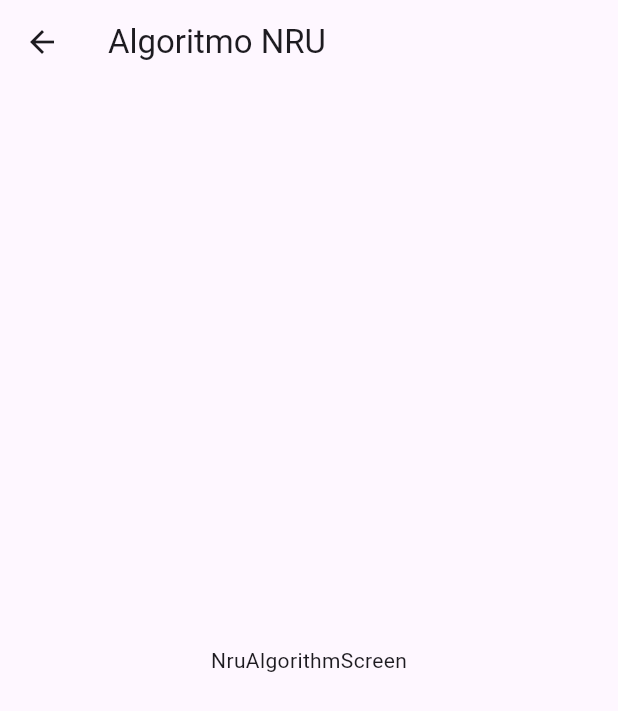
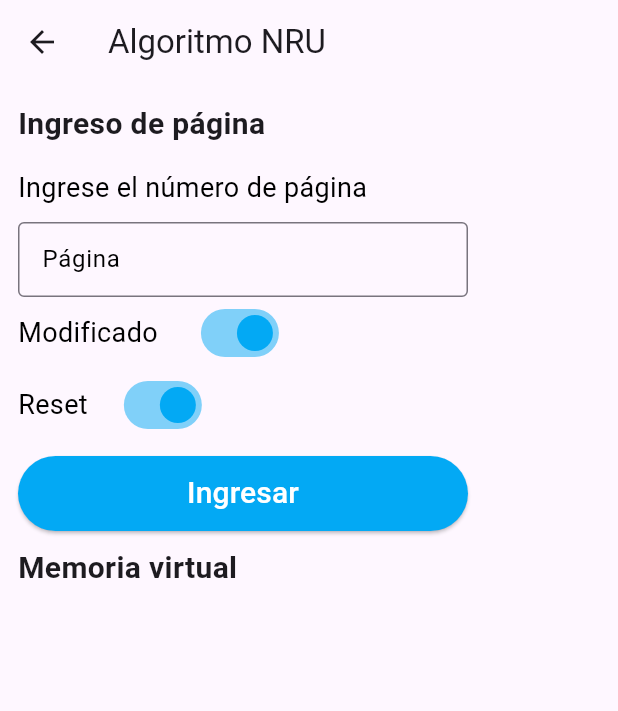
Before and after one commit to joseboba/memory-so-2, a Flutter app: the NruAlgorithmScreen screen opened directly, on a phone screen of 412 x 824 dp. Shown: the top 711 px of the screen. Run offline on Flutter 3.47's test engine with Material 3 defaults, Android fonts, the phone set to English and light mode, and no system bars; our stand-ins replace bloc, flutter_bloc, get_it, go_router.

Commit message:
Primer commit de NRU

```diff
--- /dev/null
+++ b/lib/domain/entities/nru_column.dart
@@ -0,0 +1,9 @@
+import './nru_element.dart';
+
+
+class NruColumn {
+  final List<NruElement> nruElements;
+
+  NruColumn({required this.nruElements});
+
+}
--- a/lib/main.dart
+++ b/lib/main.dart
@@ -2,6 +2,7 @@ import 'package:flutter/material.dart';
 import 'package:flutter_bloc/flutter_bloc.dart';
 import 'package:memory/config/config.dart';
 import 'package:memory/presentation/blocs/blocs.dart';
+import 'package:memory/presentation/blocs/nru/nru_bloc.dart';
 
 void main()  {
   serviceLocatorInit();
@@ -15,8 +16,9 @@ class BlocProviders extends StatelessWidget {
   @override
   Widget build(BuildContext context) {
     return MultiBlocProvider(
-        providers: const [
+        providers: [
           // TODO: SE DEBEN DE AGREGAR LOS BLOC PROVIDERS CUANTO LOS TENGAMOS
+          BlocProvider(create: (_) => getIt<NruBloc>())
         ],
         child: const MyApp()
     );
--- /dev/null
+++ b/lib/presentation/blocs/nru/nru_bloc.dart
@@ -0,0 +1,18 @@
+import 'package:bloc/bloc.dart';
+import 'package:memory/domain/entities/nru_column.dart';
+import 'package:meta/meta.dart';
+
+part 'nru_event.dart';
+part 'nru_state.dart';
+
+
+class NruBloc extends Bloc<NruEvent, NruState> {
+
+  NruBloc() : super(NruInitialState()) {
+    on<InitializeNru>((event, emit) => {});
+  }
+
+
+
+
+}
--- /dev/null
+++ b/lib/presentation/blocs/nru/nru_event.dart
@@ -0,0 +1,16 @@
+
+part of 'nru_bloc.dart';
+
+@immutable
+abstract class NruEvent {}
+
+
+class InitializeNru extends NruEvent {
+
+  InitializeNru();
+}
+
+class AddNruElement extends NruEvent {
+  final nruElement;
+  AddNruElement(this.nruElement);
+}
--- /dev/null
+++ b/lib/presentation/blocs/nru/nru_state.dart
@@ -0,0 +1,19 @@
+part of 'nru_bloc.dart';
+
+@immutable
+abstract class NruState {
+
+  final List<NruColumn> nruColumns;
+  final bool modificationBit;
+  final bool reset;
+
+
+  NruState({required this.nruColumns, this.modificationBit = false, this.reset = false});
+
+}
+
+
+class NruInitialState extends NruState {
+
+   NruInitialState() : super(nruColumns: List<NruColumn>.empty());
+}
--- a/lib/presentation/blocs/service_locator.dart
+++ b/lib/presentation/blocs/service_locator.dart
@@ -1,7 +1,9 @@
 import 'package:get_it/get_it.dart';
+import 'package:memory/presentation/blocs/nru/nru_bloc.dart';
 
 GetIt getIt = GetIt.instance;
 
 void serviceLocatorInit() {
   // TODO: SE DEBEN DE REGISTRAR TODOS LOS BLOCS A UTILIZAR
+  getIt.registerSingleton(NruBloc());
 }
--- a/lib/presentation/screens/algorithms/nru/nru_algorithm_screen.dart
+++ b/lib/presentation/screens/algorithms/nru/nru_algorithm_screen.dart
@@ -1,4 +1,9 @@
 import 'package:flutter/material.dart';
+import 'package:flutter/services.dart';
+import 'package:flutter/widgets.dart';
+import 'package:flutter_bloc/flutter_bloc.dart';
+import 'package:memory/presentation/blocs/nru/nru_bloc.dart';
+import 'package:memory/presentation/widgets/widgets.dart';
 
 class NruAlgorithmScreen extends StatelessWidget {
   const NruAlgorithmScreen({super.key});
@@ -9,9 +14,139 @@ class NruAlgorithmScreen extends StatelessWidget {
       appBar: AppBar(
         title: const Text('Algoritmo NRU'),
       ),
-      body: const Center(
-        child: Text('NruAlgorithmScreen'),
+      body: BlocBuilder<NruBloc, NruState> (
+
+        builder : (context, state) {
+          return Padding(
+            padding: EdgeInsets.all(12),
+            child: Column(
+            crossAxisAlignment: CrossAxisAlignment.start,
+            children: [
+                const Text(
+                  'Ingreso de página',
+                  style: TextStyle(
+                    fontSize: 20,
+                    fontWeight: FontWeight.bold
+                  ),
+                ),
+                const SizedBox(
+                  height: 15,
+                ),
+                const Text(
+                  "Ingrese el número de página",
+                  textAlign: TextAlign.left,
+                  style: TextStyle(
+                    fontSize: 18,
+                    color: Colors.black
+                  ),
+                ),
+                Container(
+                  width: 300,
+                  height: 50,
+                  margin: const EdgeInsets.only(top: 10),
+                  child:
+                      TextField(
+                        obscureText: false,
+                        enabled: true,
+                        decoration: const InputDecoration(
+                          labelStyle: TextStyle(
+                            color: Colors.black
+                          ),
+                          border: OutlineInputBorder(),
+                          labelText: 'Página',
+                          focusedBorder: OutlineInputBorder(
+                            borderSide: BorderSide(color: Colors.lightBlue)
+                          )
+                        ),
+                        keyboardType: TextInputType.number,
+                        inputFormatters: <TextInputFormatter>[
+                          FilteringTextInputFormatter.digitsOnly
+                        ],
+                      ),
+
+                ),
+                createRowWithSwitch(text: "Modificado "),
+                createRowWithSwitch(text: "Reset"),
+                Container(
+                  height: 50,
+                  width: 300,
+                  child: createButton(
+                    textButton: "Ingresar"
+                  ),
+                  margin: EdgeInsets.only(top: 10, bottom: 10),
+                ),
+                const Text(
+                  'Memoria virtual',
+                  style: TextStyle(
+                    fontSize: 20,
+                    fontWeight: FontWeight.bold
+                  ),
+                ),
+                Padding(
+                  padding: const EdgeInsets.only(top: 15),
+                  child: state.nruColumns.isNotEmpty ?
+                    Row(
+                    children:
+                      state.nruColumns.map((column) =>
+                         Container(
+                          child: Row(
+                            children: [
+                              MemoryColumn(nruColumn: column),
+                              SizedBox(width: 10,)
+                            ],
+                          ),
+                        )
+                      ).toList() as List<Widget>,
+                  ) : SizedBox()
+                ),
+                const SizedBox(
+                  height: 10,
+                )
+              ],
+            ),
+          );
+        }
+      )
+    );
+  }
+
+  Widget createRowWithSwitch({String text = ""}){
+    return Row(
+      children: [
+        Text(
+          text,
+          style: const TextStyle(
+            fontSize: 18,
+            color: Colors.black
+          )
+        ),
+        SizedBox(
+          width: 20,
+        ),
+        Switch(
+
+          value: true,
+          activeColor: Colors.lightBlue,
+          onChanged: (bool value) {
+
+        })
+      ],
+    );
+  }
+
+  Widget createButton({String textButton = "botón"}){
+    return  ElevatedButton(
+      onPressed: ()=>{},
+      child: Text(
+        textButton,
+        style: TextStyle(
+          color: Colors.white,
+          fontSize: 20
+        ),
       ),
+      style: ElevatedButton.styleFrom(
+        backgroundColor: Colors.lightBlue
+      )
     );
   }
 }
--- a/lib/presentation/widgets/widgets.dart
+++ b/lib/presentation/widgets/widgets.dart
@@ -1 +1,3 @@
 export 'shared/main_menu.dart';
+export 'shared/memory_page.dart';
+export 'shared/memory_column.dart';
```
Also changed, not shown: lib/domain/entities/nru_element.dart (added, +9 -0 lines), lib/presentation/widgets/shared/memory_column.dart (added, +24 -0 lines), lib/presentation/widgets/shared/memory_page.dart (added, +30 -0 lines).
